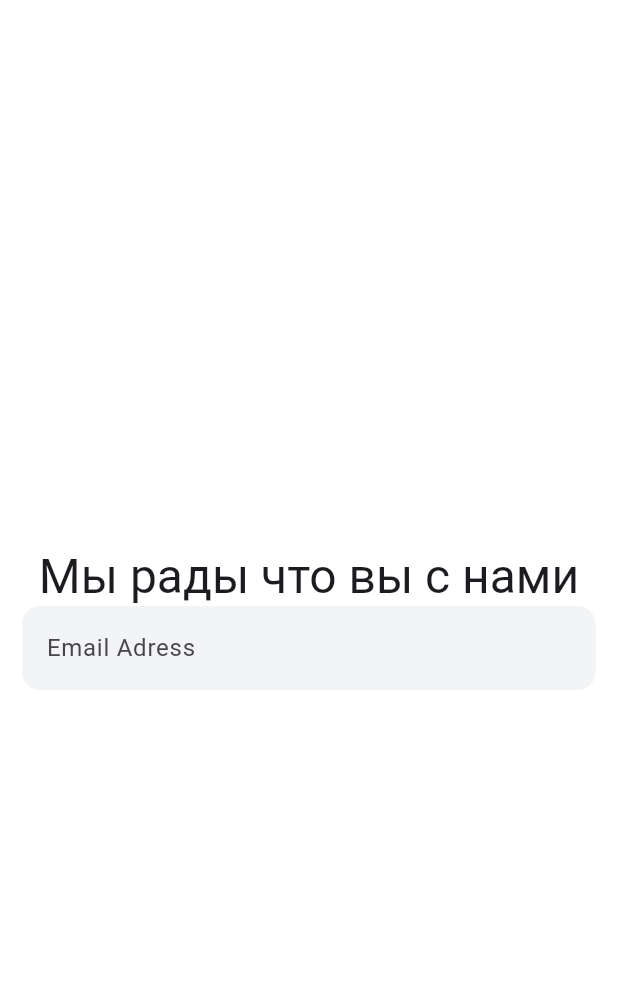
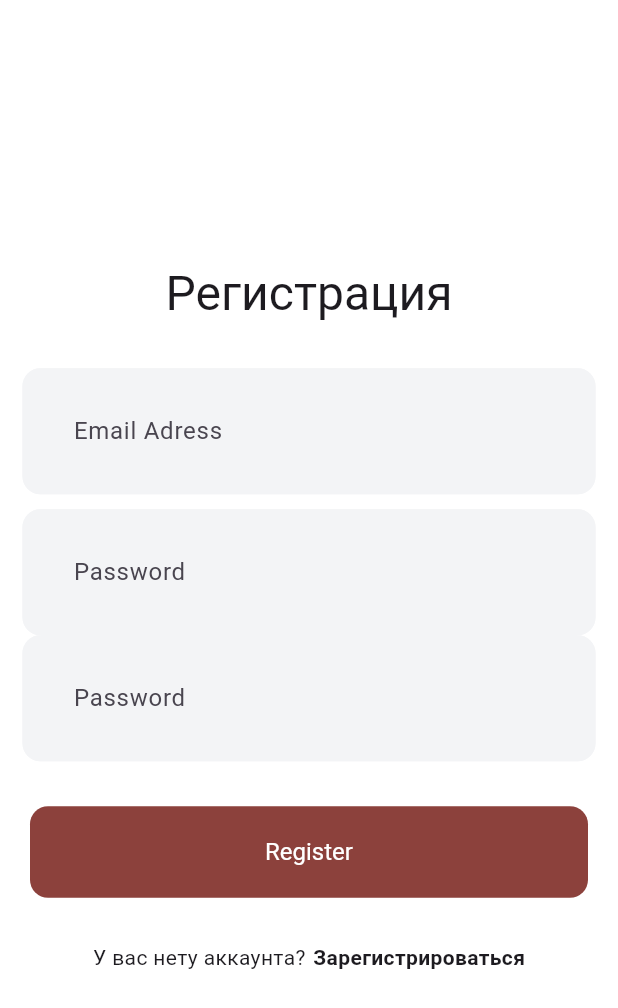
Before and after one commit to NursAIU/NursChat, a Flutter app: the screen it shows after launch, on a phone screen of 412 x 824 dp. Shown: the top 1008 px of the screen. Run offline on Flutter 3.47's test engine with Material 3 defaults, Android fonts, the phone set to English and light mode, and no system bars; our stand-ins replace google_fonts.

Commit message:
second commit => RegisterPage

```diff
--- a/lib/consts/color_string.dart
+++ b/lib/consts/color_string.dart
@@ -5,6 +5,7 @@ const nDarkColor = Color(0xFF000000);
 const nChatUserColor = Color(0xFFBBDEFB);
 const nChatCurrentColor = Color(0xFFEEEEEE);
 const nGrey600Color = Color(0xFF757575);
-const nGreenColor = Color(0xFF02B033);
+const nGreenColor = Color(0xFF3CED78);
 const nBlueColor = Color(0xFF0B72DA);
 const nTextFieldColor = Color(0xFFF3F4F6);
+const nButtonColor = Color(0xFF8C413C);
--- a/lib/consts/text_string.dart
+++ b/lib/consts/text_string.dart
@@ -1,3 +1,9 @@
 const String nChats = 'Чаты';
 const String nLoginWelcome = 'Мы рады что вы с нами';
+const String nRegisterWelcome = 'Регистрация';
 const String nEmailAddress = 'Email Adress';
+const String nPassword = 'Password';
+const String nLoginText = 'Login';
+const String nRegisterText = 'Register';
+const String nNotAMember = 'У вас нету аккаунта?';
+const String nNotAMemberRegister = 'Зарегистрироваться';
--- a/lib/main.dart
+++ b/lib/main.dart
@@ -1,5 +1,6 @@
 import 'package:flutter/material.dart';
 import 'package:nurschat/screens/LoginScreen.dart';
+import 'package:nurschat/screens/RegisterScreen.dart';
 void main() {
   runApp(MyApp());
 }
@@ -7,9 +8,9 @@ void main() {
 class MyApp extends StatelessWidget {
   @override
   Widget build(BuildContext context) {
-    return const MaterialApp(
+    return MaterialApp(
       debugShowCheckedModeBanner: false,
-      home: LoginScreen(),
+      home: RegisterScreen(),
     );
   }
 }
--- a/lib/screens/LoginScreen.dart
+++ b/lib/screens/LoginScreen.dart
@@ -3,8 +3,16 @@ import 'package:nurschat/consts/color_string.dart';
 import 'package:nurschat/consts/text_string.dart';
 import 'package:nurschat/widgets/MyTextField.dart';
 
+import '../widgets/MyButton.dart';
+
 class LoginScreen extends StatelessWidget {
-  const LoginScreen({super.key});
+  final TextEditingController _emailController = TextEditingController();
+  final TextEditingController _passwordController = TextEditingController();
+  LoginScreen({super.key});
+
+  void login(){
+
+  }
 
   @override
   Widget build(BuildContext context) {
@@ -15,7 +23,23 @@ class LoginScreen extends StatelessWidget {
           mainAxisAlignment: MainAxisAlignment.center,
           children: [
             Text(nLoginWelcome, style: Theme.of(context).textTheme.headlineLarge),
-            MyTextField()
+            const SizedBox(height: 30),
+            MyTextField(hintText: nEmailAddress, obscureText: false, controller: _emailController),
+            const SizedBox(height: 10),
+            MyTextField(hintText: nPassword, obscureText: true, controller: _passwordController),
+            const SizedBox(height: 30),
+            MyButton(text: nLoginText,color: nWhiteColor, fontSize: 16, onTap: login),
+            const SizedBox(height: 30),
+            Row(
+              mainAxisAlignment: MainAxisAlignment.center,
+              children: [
+                Text(nNotAMember),
+                const SizedBox(width: 5),
+                Text(nNotAMemberRegister,style: TextStyle(
+                  fontWeight: FontWeight.bold
+                ),),
+              ],
+            )
           ],
         ),
       ),
--- /dev/null
+++ b/lib/screens/RegisterScreen.dart
@@ -0,0 +1,65 @@
+import 'package:flutter/material.dart';
+
+import '../consts/color_string.dart';
+import '../consts/text_string.dart';
+import '../widgets/MyButton.dart';
+import '../widgets/MyTextField.dart';
+
+class RegisterScreen extends StatelessWidget {
+  final TextEditingController _emailController = TextEditingController();
+  final TextEditingController _passwordController = TextEditingController();
+  final TextEditingController _confirmController = TextEditingController();
+
+  RegisterScreen({super.key});
+
+  void register() {}
+
+  @override
+  Widget build(BuildContext context) {
+    return Scaffold(
+      backgroundColor: nWhiteColor,
+      body: Center(
+        child: Column(
+          mainAxisAlignment: MainAxisAlignment.center,
+          children: [
+            Text(nRegisterWelcome,
+            style: Theme.of(context).textTheme.headlineLarge),
+            const SizedBox(height: 30),
+            MyTextField(
+                hintText: nEmailAddress,
+                obscureText: false,
+                controller: _emailController),
+            const SizedBox(height: 10),
+            MyTextField(
+                hintText: nPassword,
+                obscureText: true,
+                controller: _passwordController),
+            MyTextField(
+                hintText: nPassword,
+                obscureText: true,
+                controller: _passwordController),
+            const SizedBox(height: 30),
+            MyButton(
+                text: nRegisterText,
+                color: nWhiteColor,
+                fontSize: 16,
+                onTap: register),
+            const SizedBox(height: 30),
+            Row(
+              mainAxisAlignment: MainAxisAlignment.center,
+              children: [
+                Text(nNotAMember),
+                const SizedBox(width: 5),
+                Text(
+                  nNotAMemberRegister,
+                  style: TextStyle(fontWeight: FontWeight.bold),
+                ),
+              ],
+            )
+          ],
+        ),
+      ),
+    );
+    ;
+  }
+}
--- a/lib/theme/theme.dart
+++ b/lib/theme/theme.dart
@@ -5,5 +5,7 @@ import 'package:nurschat/consts/color_string.dart';
 ThemeData themeStyle = ThemeData(
   textTheme: TextTheme(
     headlineLarge: GoogleFonts.notoSansSc(fontSize: 24.0, fontWeight: FontWeight.w500, color: nDarkColor),
+    headlineMedium: GoogleFonts.notoSansSc(fontSize: 20.0, fontWeight: FontWeight.w500, color: nWhiteColor),
+    headlineSmall: GoogleFonts.notoSansSc(fontSize: 12.0, fontWeight: FontWeight.w300, color: nDarkColor),
   )
 );
--- /dev/null
+++ b/lib/widgets/MyButton.dart
@@ -0,0 +1,31 @@
+import 'package:flutter/material.dart';
+import 'package:nurschat/consts/color_string.dart';
+
+class MyButton extends StatelessWidget {
+  final String text;
+  final Color color;
+  final double fontSize;
+  final void Function()? onTap;
+
+  const MyButton({super.key, required this.text, required this.color, required this.fontSize, required this.onTap});
+
+  @override
+  Widget build(BuildContext context) {
+    return GestureDetector(
+      onTap: onTap,
+      child: Container(
+        decoration: BoxDecoration(
+            color: nButtonColor, borderRadius: BorderRadius.circular(12)),
+        padding: const EdgeInsets.all(20.0),
+        margin: const EdgeInsets.symmetric(horizontal: 20.0),
+        child: Center(
+          child: Text(
+            text,
+            style:
+            Theme.of(context).textTheme.headlineMedium?.copyWith(color: color, fontSize: fontSize),
+          ),
+        ),
+      ),
+    );
+  }
+}
--- a/lib/widgets/MyTextField.dart
+++ b/lib/widgets/MyTextField.dart
@@ -1,20 +1,25 @@
 import 'package:flutter/cupertino.dart';
 import 'package:flutter/material.dart';
 import 'package:nurschat/consts/color_string.dart';
-import 'package:nurschat/consts/text_string.dart';
 
 class MyTextField extends StatelessWidget {
-  const MyTextField({super.key});
+  final String hintText;
+  final bool obscureText;
+  final TextEditingController controller;
+  const MyTextField({super.key, required this.hintText, required this.obscureText, required this.controller});
 
   @override
   Widget build(BuildContext context) {
     return Padding(
       padding: const EdgeInsets.symmetric(horizontal: 15.0),
       child: TextField(
+        obscureText: obscureText,
+        controller: controller,
         decoration: InputDecoration(
+          contentPadding: EdgeInsets.all(30.0),
           fillColor: nTextFieldColor,
           filled: true,
-          hintText: nEmailAddress,
+          hintText: hintText,
           enabledBorder: OutlineInputBorder(
             borderRadius: BorderRadius.circular(12),
             borderSide: BorderSide(
```
